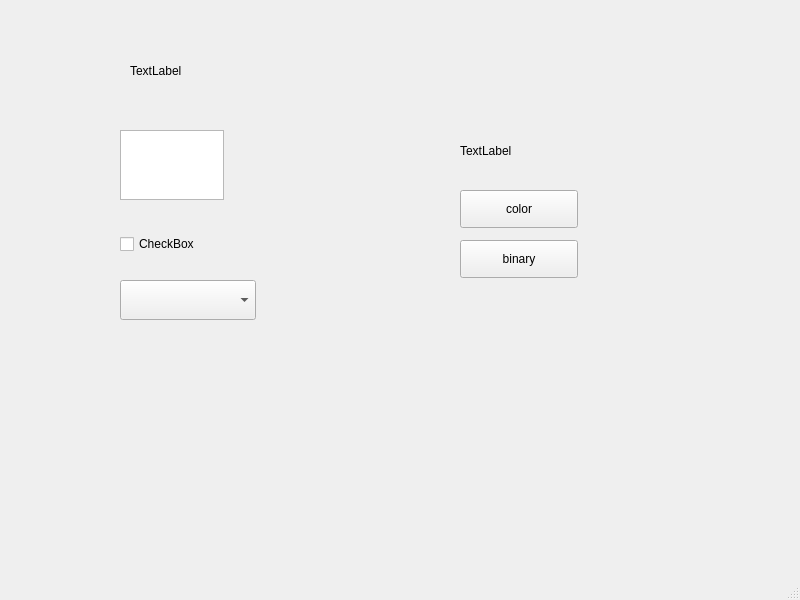
The window that src/qt_gui/ui/uart_gui.ui (kev1nCh1u/motion_capture) describes before a commit, drawn with Qt 5.
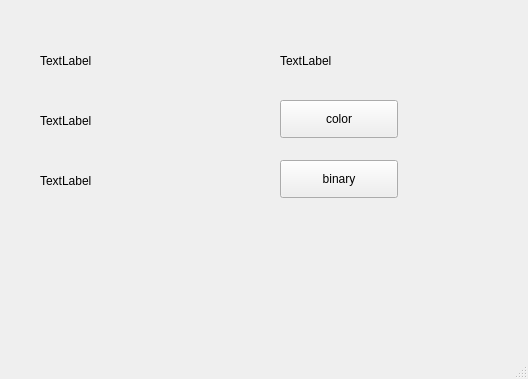
The same window after the commit.

Patch:
```diff
--- a/src/qt_gui/ui/uart_gui.ui
+++ b/src/qt_gui/ui/uart_gui.ui
@@ -6,32 +6,19 @@
    <rect>
     <x>0</x>
     <y>0</y>
-    <width>800</width>
-    <height>600</height>
+    <width>528</width>
+    <height>379</height>
    </rect>
   </property>
   <property name="windowTitle">
    <string>MainWindow</string>
   </property>
   <widget class="QWidget" name="centralwidget">
-   <widget class="QCheckBox" name="checkBox">
-    <property name="geometry">
-     <rect>
-      <x>120</x>
-      <y>230</y>
-      <width>110</width>
-      <height>28</height>
-     </rect>
-    </property>
-    <property name="text">
-     <string>CheckBox</string>
-    </property>
-   </widget>
    <widget class="QLabel" name="label">
     <property name="geometry">
      <rect>
-      <x>130</x>
-      <y>60</y>
+      <x>40</x>
+      <y>50</y>
       <width>211</width>
       <height>22</height>
      </rect>
@@ -40,31 +27,11 @@
      <string>TextLabel</string>
     </property>
    </widget>
-   <widget class="QComboBox" name="comboBox">
-    <property name="geometry">
-     <rect>
-      <x>120</x>
-      <y>280</y>
-      <width>136</width>
-      <height>40</height>
-     </rect>
-    </property>
-   </widget>
-   <widget class="QTextEdit" name="textEdit">
-    <property name="geometry">
-     <rect>
-      <x>120</x>
-      <y>130</y>
-      <width>104</width>
-      <height>70</height>
-     </rect>
-    </property>
-   </widget>
    <widget class="QPushButton" name="pushButton">
     <property name="geometry">
      <rect>
-      <x>460</x>
-      <y>190</y>
+      <x>280</x>
+      <y>100</y>
       <width>118</width>
       <height>38</height>
      </rect>
@@ -76,8 +43,8 @@
    <widget class="QPushButton" name="pushButton_2">
     <property name="geometry">
      <rect>
-      <x>460</x>
-      <y>240</y>
+      <x>280</x>
+      <y>160</y>
       <width>118</width>
       <height>38</height>
      </rect>
@@ -89,8 +56,34 @@
    <widget class="QLabel" name="label_2">
     <property name="geometry">
      <rect>
-      <x>460</x>
-      <y>140</y>
+      <x>280</x>
+      <y>50</y>
+      <width>211</width>
+      <height>22</height>
+     </rect>
+    </property>
+    <property name="text">
+     <string>TextLabel</string>
+    </property>
+   </widget>
+   <widget class="QLabel" name="label_3">
+    <property name="geometry">
+     <rect>
+      <x>40</x>
+      <y>110</y>
+      <width>211</width>
+      <height>22</height>
+     </rect>
+    </property>
+    <property name="text">
+     <string>TextLabel</string>
+    </property>
+   </widget>
+   <widget class="QLabel" name="label_4">
+    <property name="geometry">
+     <rect>
+      <x>40</x>
+      <y>170</y>
       <width>211</width>
       <height>22</height>
      </rect>
```
Left out of the diff: 2 changed lines with no effect on the pictures.
